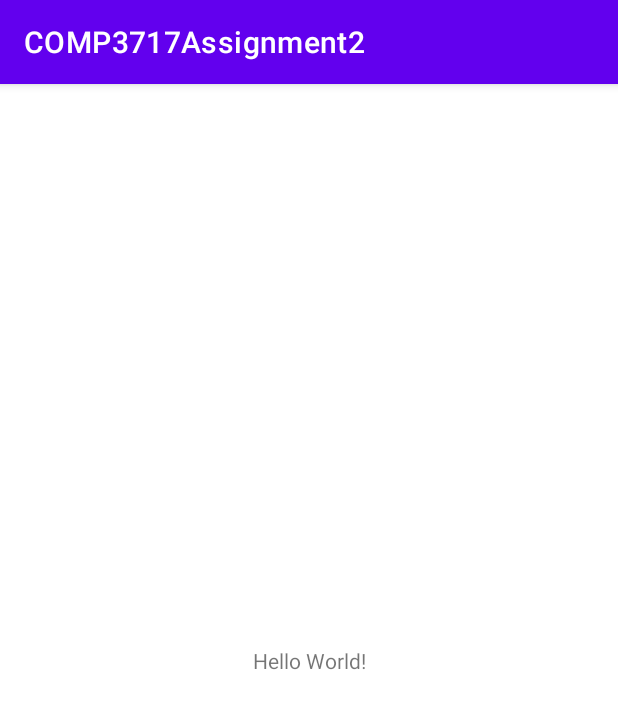
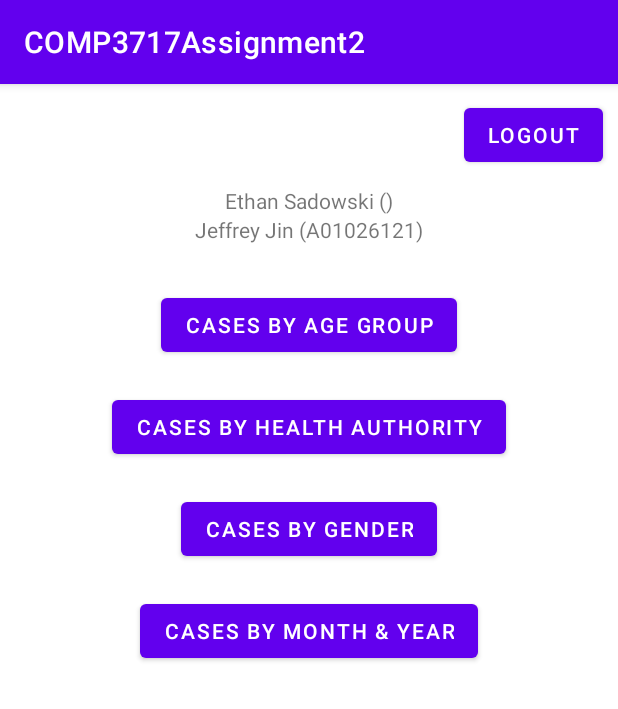
Before and after one commit to JeffXJin/COMP3717Assignment2, an Android app: the screen it shows after launch (MainActivity), on a phone screen of 412 x 824 dp. Shown: the top 709 px of the screen. Run offline under Robolectric (Android 15) with nearby library versions, the phone set to English and light mode, and no system bars.

Commit message:
Added wireframe and navigation

```diff
--- a/app/src/main/AndroidManifest.xml
+++ b/app/src/main/AndroidManifest.xml
@@ -1,6 +1,6 @@
 <?xml version="1.0" encoding="utf-8"?>
 <manifest xmlns:android="http://schemas.android.com/apk/res/android"
-    package="ca.bcit.comp3717assignment2">
+    package="ca.bcit.comp3717assignment2" >
 
     <application
         android:allowBackup="true"
@@ -8,10 +8,22 @@
         android:label="@string/app_name"
         android:roundIcon="@mipmap/ic_launcher_round"
         android:supportsRtl="true"
-        android:theme="@style/Theme.COMP3717Assignment2">
+        android:theme="@style/Theme.COMP3717Assignment2" >
+        <activity
+            android:name=".AgeCasesActivity"
+            android:exported="true" />
+        <activity
+            android:name=".HealthCasesActivity"
+            android:exported="true" />
+        <activity
+            android:name=".DateCasesActivity"
+            android:exported="true" />
+        <activity
+            android:name=".GenderCasesActivity"
+            android:exported="true" />
         <activity
             android:name=".MainActivity"
-            android:exported="true">
+            android:exported="true" >
             <intent-filter>
                 <action android:name="android.intent.action.MAIN" />
 
--- a/app/src/main/java/ca/bcit/comp3717assignment2/MainActivity.java
+++ b/app/src/main/java/ca/bcit/comp3717assignment2/MainActivity.java
@@ -2,7 +2,9 @@ package ca.bcit.comp3717assignment2;
 
 import androidx.appcompat.app.AppCompatActivity;
 
+import android.content.Intent;
 import android.os.Bundle;
+import android.view.View;
 
 public class MainActivity extends AppCompatActivity {
 
@@ -11,4 +13,24 @@ public class MainActivity extends AppCompatActivity {
         super.onCreate(savedInstanceState);
         setContentView(R.layout.activity_main);
     }
+
+    public void onAgeClick(View v) {
+        Intent intent = new Intent(this, AgeCasesActivity.class);
+        startActivity(intent);
+    }
+
+    public void onDateClick(View v) {
+        Intent intent = new Intent(this, DateCasesActivity.class);
+        startActivity(intent);
+    }
+
+    public void onHealthClick(View v) {
+        Intent intent = new Intent(this, HealthCasesActivity.class);
+        startActivity(intent);
+    }
+
+    public void onGenderClick(View v) {
+        Intent intent = new Intent(this, GenderCasesActivity.class);
+        startActivity(intent);
+    }
 }
--- a/app/src/main/res/layout/activity_main.xml
+++ b/app/src/main/res/layout/activity_main.xml
@@ -1,18 +1,78 @@
 <?xml version="1.0" encoding="utf-8"?>
-<androidx.constraintlayout.widget.ConstraintLayout xmlns:android="http://schemas.android.com/apk/res/android"
+<LinearLayout xmlns:android="http://schemas.android.com/apk/res/android"
     xmlns:app="http://schemas.android.com/apk/res-auto"
     xmlns:tools="http://schemas.android.com/tools"
     android:layout_width="match_parent"
     android:layout_height="match_parent"
+    android:orientation="vertical"
     tools:context=".MainActivity">
 
-    <TextView
-        android:layout_width="wrap_content"
+    <LinearLayout
+        android:layout_width="match_parent"
         android:layout_height="wrap_content"
-        android:text="Hello World!"
-        app:layout_constraintBottom_toBottomOf="parent"
-        app:layout_constraintLeft_toLeftOf="parent"
-        app:layout_constraintRight_toRightOf="parent"
-        app:layout_constraintTop_toTopOf="parent" />
+        android:gravity="end"
+        android:orientation="horizontal">
 
-</androidx.constraintlayout.widget.ConstraintLayout>
+        <Button
+            android:id="@+id/logoutButton"
+            android:layout_margin="10dp"
+            android:layout_width="wrap_content"
+            android:layout_height="wrap_content"
+            android:onClick="onAgeClick"
+            android:text="@string/logout" />
+    </LinearLayout>
+
+
+    <LinearLayout
+        android:layout_width="match_parent"
+        android:layout_height="wrap_content"
+        android:gravity="center"
+        android:orientation="vertical">
+
+        <TextView
+            android:layout_width="wrap_content"
+            android:layout_height="wrap_content"
+            android:text="@string/student1">
+        </TextView>
+
+        <TextView
+            android:layout_width="wrap_content"
+            android:layout_height="wrap_content"
+            android:text="@string/student2"
+            android:layout_marginBottom="20dp"
+            >
+        </TextView>
+
+        <Button
+            android:id="@+id/ageButton"
+            android:layout_margin="10dp"
+            android:layout_width="wrap_content"
+            android:layout_height="wrap_content"
+            android:onClick="onAgeClick"
+            android:text="@string/age_group_cases" />
+
+        <Button
+            android:id="@+id/healthButton"
+            android:layout_margin="10dp"
+            android:layout_width="wrap_content"
+            android:layout_height="wrap_content"
+            android:onClick="onHealthClick"
+            android:text="@string/health_authority_cases" />
+
+        <Button
+            android:id="@+id/genderButton"
+            android:layout_margin="10dp"
+            android:layout_width="wrap_content"
+            android:layout_height="wrap_content"
+            android:onClick="onGenderClick"
+            android:text="@string/gender_cases" />
+
+        <Button
+            android:id="@+id/dateButton"
+            android:layout_margin="10dp"
+            android:layout_width="wrap_content"
+            android:layout_height="wrap_content"
+            android:onClick="onDateClick"
+            android:text="@string/date_cases" />
+    </LinearLayout>
+</LinearLayout>
--- a/app/src/main/res/values/strings.xml
+++ b/app/src/main/res/values/strings.xml
@@ -1,3 +1,10 @@
 <resources>
     <string name="app_name">COMP3717Assignment2</string>
+    <string name="logout">logout</string>
+    <string name="student2">Jeffrey Jin (A01026121)</string>
+    <string name="student1">Ethan Sadowski ()</string>
+    <string name="age_group_cases">Cases by age group</string>
+    <string name="health_authority_cases">Cases by health authority</string>
+    <string name="gender_cases">Cases by gender</string>
+    <string name="date_cases"><![CDATA[Cases by month & year]]></string>
 </resources>
```
